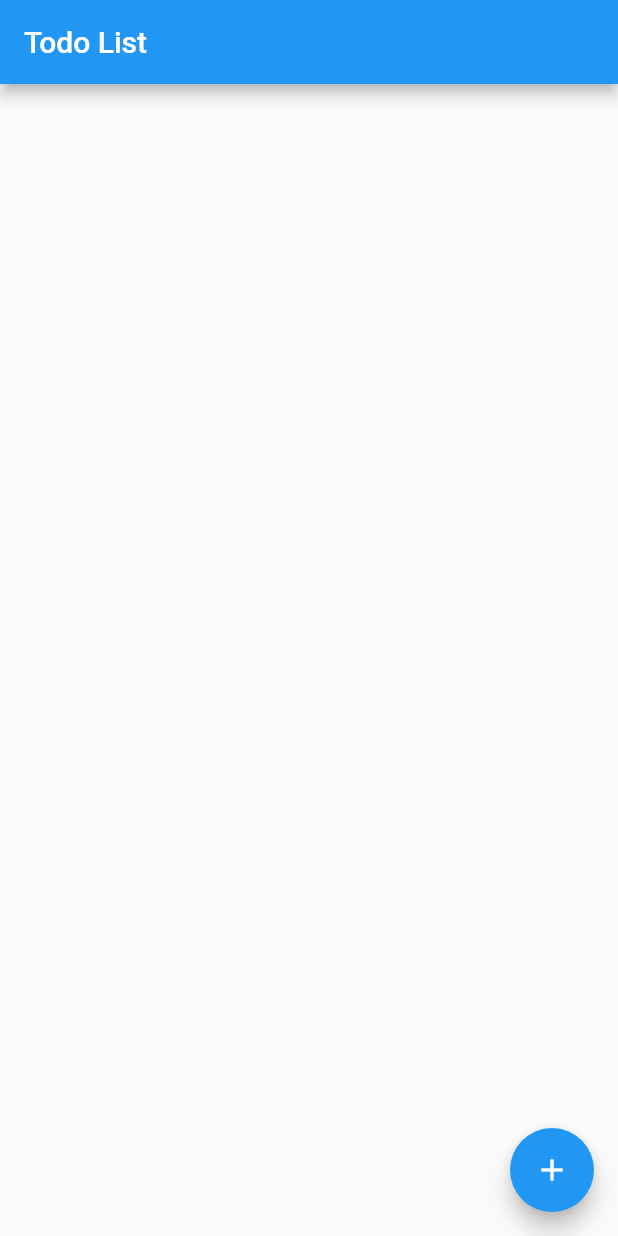
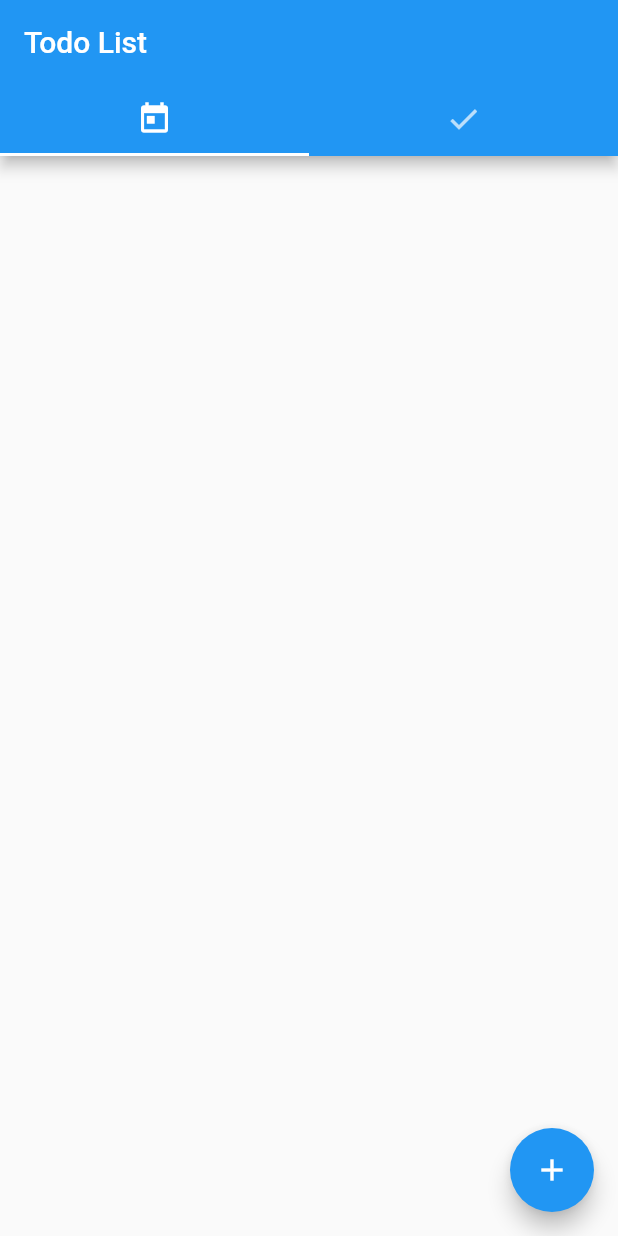
Before and after one commit to yunseop-kim/flutter-todo, a Flutter app: the screen it shows after launch, on a phone screen of 412 x 824 dp. Run offline on Flutter 3.47's test engine with Material 2 defaults, Android fonts, the phone set to English and light mode, and no system bars.

Commit message:
1. add tabs 2. change from ListTile to CheckboxListTile

```diff
--- a/lib/main.dart
+++ b/lib/main.dart
@@ -1,7 +1,32 @@
 import 'package:flutter/material.dart';
 import './addItemScreen.dart';
 
-void main() => runApp(new TodoApp());
+void main() => runApp(new TabBarDemo());
+
+class TabBarDemo extends StatelessWidget {
+  @override
+  Widget build(BuildContext context) {
+    return MaterialApp(
+      home: DefaultTabController(
+        length: 3,
+        child: Scaffold(
+          appBar: AppBar(
+            bottom: TabBar(
+              tabs: [
+                Tab(icon: Icon(Icons.today)),
+                Tab(icon: Icon(Icons.done))
+              ],
+            ),
+            title: Text('Todo List'),
+          ),
+          body: TabBarView(
+            children: [TodoList(), Icon(Icons.directions_transit)],
+          ),
+        ),
+      ),
+    );
+  }
+}
 
 class TodoApp extends StatelessWidget {
   @override
@@ -17,10 +42,10 @@ class TodoList extends StatefulWidget {
 
 class TodoTile {
   String title;
-  DateTime date; // = new DateTime.now();
-  bool done; // = false;
+  DateTime date;
+  bool done;
 
-  TodoTile(String title){
+  TodoTile(String title) {
     this.title = title;
     this.date = new DateTime.now();
     this.done = false;
@@ -39,11 +64,14 @@ class TodoListState extends State<TodoList> {
   }
 
   Widget _buildToDoItem(TodoTile todo, int index) {
-    return new ListTile(
+    return new CheckboxListTile(
       title: Text(todo.title),
       subtitle: Text(todo.date.toString()),
-      selected: todo.done,
-      onTap: () => _promptRemoveTodoItem(index),
+      value: todo.done,
+      onChanged: (bool value) {
+        setState(() => _todoItems.elementAt(index).done = value);
+      },
+      secondary: const Icon(Icons.info),
     );
   }
 
@@ -51,30 +79,6 @@ class TodoListState extends State<TodoList> {
     setState(() {
       _todoItems.add(todo);
     });
-  }
-
-  _promptRemoveTodoItem(int index) {
-    showDialog(
-        context: context,
-        builder: (BuildContext context) {
-          return new AlertDialog(
-              title: new Text(' "${_todoItems[index].title}" 완료 처리 하시겠습니까?'),
-              actions: <Widget>[
-                new FlatButton(
-                    child: new Text('CANCEL'),
-                    onPressed: () => Navigator.of(context).pop()),
-                new FlatButton(
-                    child: new Text('완료'),
-                    onPressed: () {
-                      _removeTodoItem(index);
-                      Navigator.of(context).pop();
-                    })
-              ]);
-        });
-  }
-
-  _removeTodoItem(int index) {
-    setState(() => _todoItems.elementAt(index).done = true);
   }
 
   _navigatorAddItemScreen() async {
@@ -92,7 +96,6 @@ class TodoListState extends State<TodoList> {
   @override
   Widget build(BuildContext context) {
     return new Scaffold(
-      appBar: new AppBar(title: new Text('Todo List')),
       body: _buildToDoList(),
       floatingActionButton: new FloatingActionButton(
           onPressed: _navigatorAddItemScreen,
```
